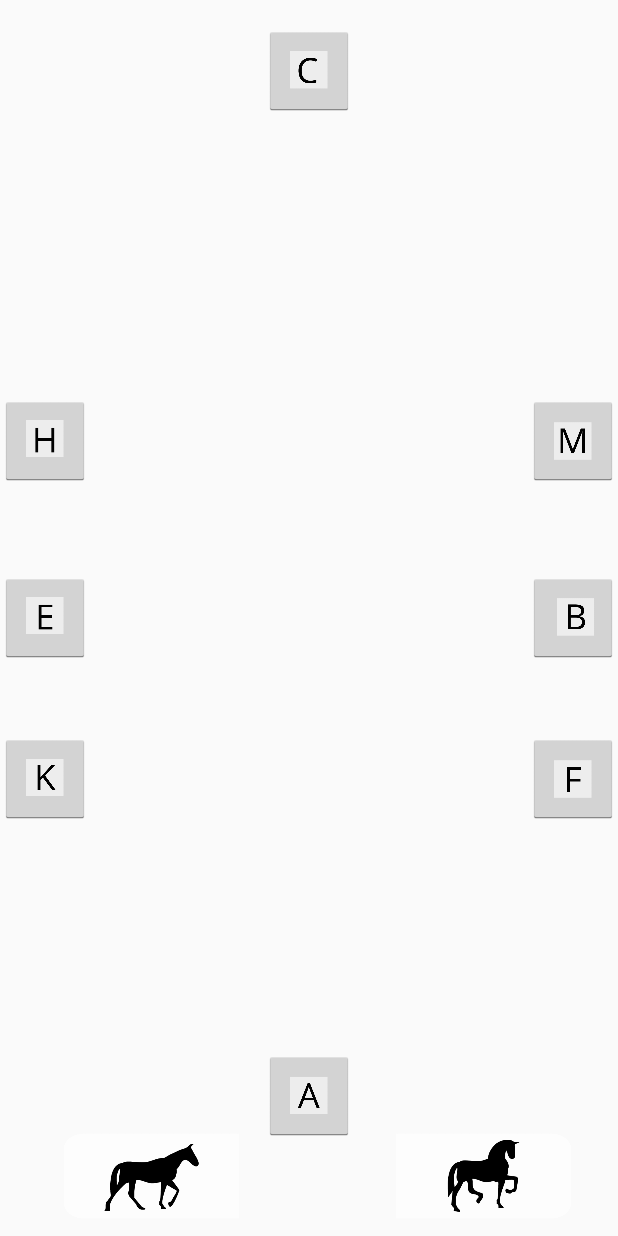
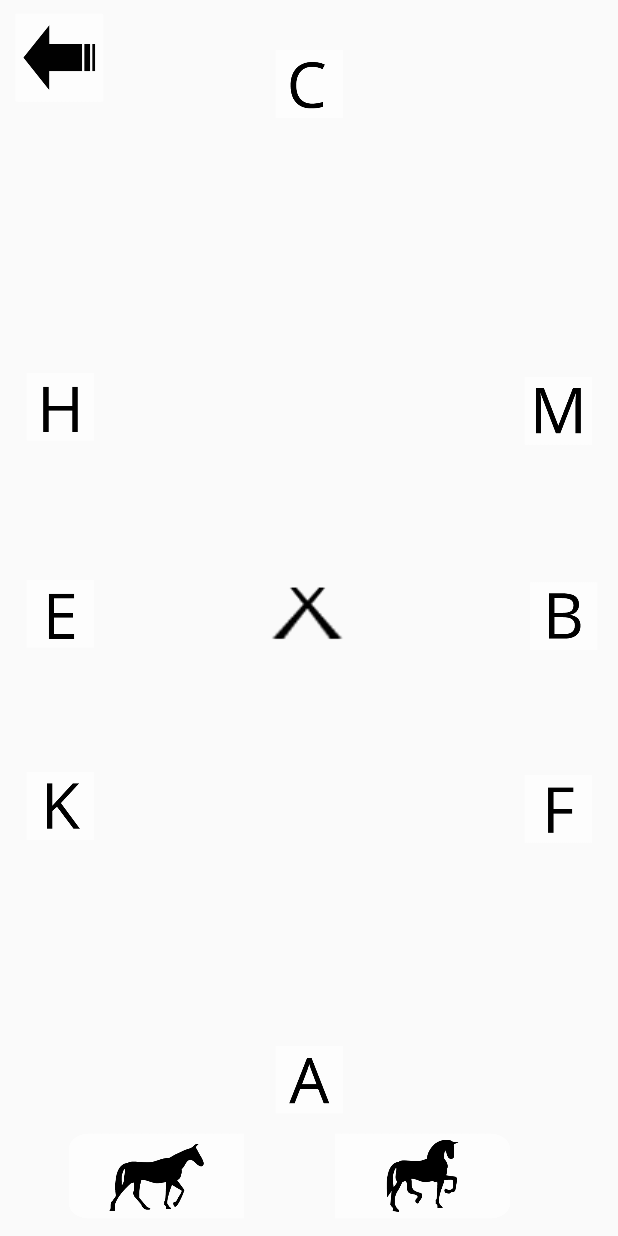
Before and after one commit to cfsottile/cdtrote, an Android app: the layout activity_game.xml on its own in the app's theme, with its tools: preview values and no code run, on a phone screen of 412 x 824 dp. Run offline under Robolectric (Android 15) with nearby library versions, the phone set to English and light mode, and no system bars.

Commit message:
close #16

```diff
--- a/app/src/main/res/layout/activity_game.xml
+++ b/app/src/main/res/layout/activity_game.xml
@@ -10,8 +10,9 @@
         <ImageButton
             android:id="@+id/letterM"
             style="@android:style/Widget.Holo.Light.ImageButton"
-            android:layout_width="60dp"
-            android:layout_height="60dp"
+            android:layout_width="80dp"
+            android:layout_height="80dp"
+            android:background="@android:color/transparent"
             android:layout_alignParentEnd="true"
             android:layout_alignParentRight="true"
             android:layout_alignTop="@+id/letterH"
@@ -22,8 +23,9 @@
         <ImageButton
             android:id="@+id/letterF"
             style="@android:style/Widget.Holo.Light.ImageButton"
-            android:layout_width="60dp"
-            android:layout_height="60dp"
+            android:layout_width="80dp"
+            android:layout_height="80dp"
+            android:background="@android:color/transparent"
             android:layout_alignParentEnd="true"
             android:layout_alignParentRight="true"
             android:layout_below="@+id/letterB"
@@ -35,8 +37,9 @@
         <ImageButton
             android:id="@+id/letterB"
             style="@android:style/Widget.Holo.Light.ImageButton"
-            android:layout_width="60dp"
-            android:layout_height="60dp"
+            android:layout_width="80dp"
+            android:layout_height="80dp"
+            android:background="@android:color/transparent"
             android:layout_alignParentEnd="true"
             android:layout_alignParentRight="true"
             android:layout_centerVertical="true"
@@ -47,8 +50,9 @@
         <ImageButton
             android:id="@+id/letterE"
             style="@android:style/Widget.Holo.Light.ImageButton"
-            android:layout_width="60dp"
-            android:layout_height="60dp"
+            android:layout_width="80dp"
+            android:layout_height="80dp"
+            android:background="@android:color/transparent"
             android:layout_alignParentLeft="true"
             android:layout_alignParentStart="true"
             android:layout_alignTop="@+id/letterB"
@@ -59,12 +63,13 @@
         <ImageButton
             android:id="@+id/letterH"
             style="@android:style/Widget.Holo.Light.ImageButton"
-            android:layout_width="60dp"
-            android:layout_height="60dp"
+            android:layout_width="80dp"
+            android:layout_height="80dp"
             android:layout_above="@+id/letterB"
             android:layout_alignParentLeft="true"
             android:layout_alignParentStart="true"
             android:layout_marginBottom="58dp"
+            android:background="@android:color/transparent"
             android:cropToPadding="true"
             android:scaleType="centerCrop"
             android:visibility="visible"
@@ -73,8 +78,9 @@
         <ImageButton
             android:id="@+id/letterK"
             style="@android:style/Widget.Holo.Light.ImageButton"
-            android:layout_width="60dp"
-            android:layout_height="60dp"
+            android:layout_width="80dp"
+            android:layout_height="80dp"
+            android:background="@android:color/transparent"
             android:layout_alignParentLeft="true"
             android:layout_alignParentStart="true"
             android:layout_alignTop="@+id/letterF"
@@ -85,8 +91,9 @@
         <ImageButton
             android:id="@+id/letterA"
             style="@android:style/Widget.Holo.Light.ImageButton"
-            android:layout_width="60dp"
-            android:layout_height="60dp"
+            android:layout_width="80dp"
+            android:layout_height="80dp"
+            android:background="@android:color/transparent"
             android:layout_alignLeft="@+id/letterC"
             android:layout_alignParentBottom="true"
             android:layout_alignStart="@+id/letterC"
@@ -98,8 +105,9 @@
         <ImageButton
             android:id="@+id/letterC"
             style="@android:style/Widget.Holo.Light.ImageButton"
-            android:layout_width="60dp"
-            android:layout_height="60dp"
+            android:layout_width="80dp"
+            android:layout_height="80dp"
+            android:background="@android:color/transparent"
             android:layout_alignParentTop="true"
             android:layout_centerHorizontal="true"
             android:layout_marginTop="17dp"
@@ -113,15 +121,17 @@
             android:layout_width="150dp"
             android:layout_height="80dp"
 
-            android:layout_alignParentBottom="true"
-            android:layout_toLeftOf="@+id/letterA"
-            android:layout_toStartOf="@+id/letterA"
+            android:layout_alignParentLeft="true"
+            android:layout_alignParentStart="true"
+            android:layout_alignTop="@+id/horseStep2"
+            android:layout_marginLeft="29dp"
+            android:layout_marginStart="29dp"
+
             android:adjustViewBounds="true"
             android:background="@drawable/background_left"
             android:contentDescription='aire "paso"'
             android:padding="5dp"
             android:scaleType="fitCenter"
-
             android:visibility="visible"
             app:srcCompat="@drawable/step1"
             tools:ignore="HardcodedText" />
@@ -131,12 +141,12 @@
             style="@android:style/Widget.Holo.Light.ImageButton"
             android:layout_width="150dp"
             android:layout_height="80dp"
+
             android:layout_alignParentBottom="true"
-
-        android:layout_marginLeft="11dp"
-        android:layout_marginStart="11dp"
-        android:layout_toEndOf="@+id/letterA"
-        android:layout_toRightOf="@+id/letterA"
+            android:layout_marginLeft="27dp"
+            android:layout_marginStart="27dp"
+            android:layout_toEndOf="@+id/horseStep1"
+            android:layout_toRightOf="@+id/horseStep1"
             android:adjustViewBounds="true"
             android:background="@drawable/background_right"
             android:contentDescription='aire "trote"'
@@ -146,4 +156,25 @@
             app:srcCompat="@drawable/step2"
             tools:ignore="HardcodedText" />
 
+        <ImageButton
+            android:id="@+id/imageButton"
+            android:layout_width="80dp"
+            android:layout_height="80dp"
+            android:layout_alignLeft="@+id/letterA"
+            android:layout_alignStart="@+id/letterA"
+            android:layout_below="@+id/letterH"
+            android:background="@android:color/transparent"
+            app:srcCompat="@drawable/letter_x" />
+
+    <ImageButton
+        android:id="@+id/buttom_back"
+        android:layout_width="80dp"
+        android:layout_height="80dp"
+        android:layout_alignParentLeft="true"
+        android:layout_alignParentStart="true"
+        android:layout_alignParentTop="true"
+        android:background="@android:color/transparent"
+        android:scaleType="fitCenter"
+        app:srcCompat="@drawable/back" />
+
 </RelativeLayout>
```
Also changed, not shown: app/src/main/java/laboratorio/juegocei/GameActivity.java (+26 -1 lines), app/src/main/java/laboratorio/juegocei/GameView.java (+9 -17 lines), app/src/main/java/laboratorio/juegocei/Tracks.java (+8 -8 lines), app/src/main/res/drawable/back.png (added), app/src/main/res/drawable/back_glow.png (added), app/src/main/res/drawable/settings.png (added), app/src/main/res/drawable/settings_glow.png (added). Lines whose indentation alone changed are shown as unchanged.
